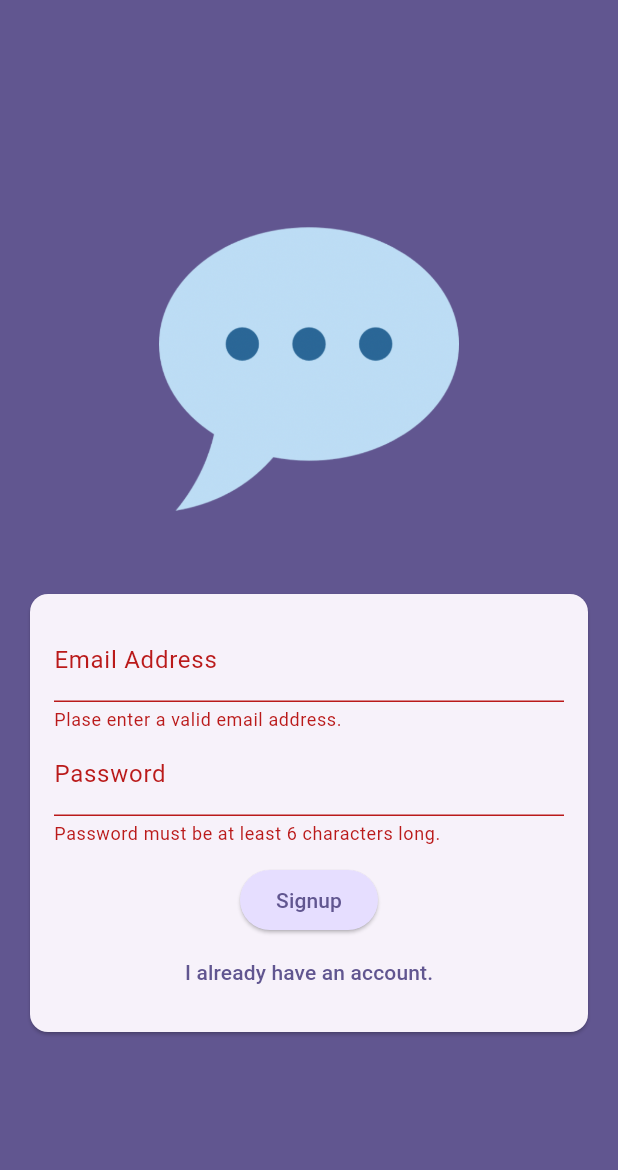
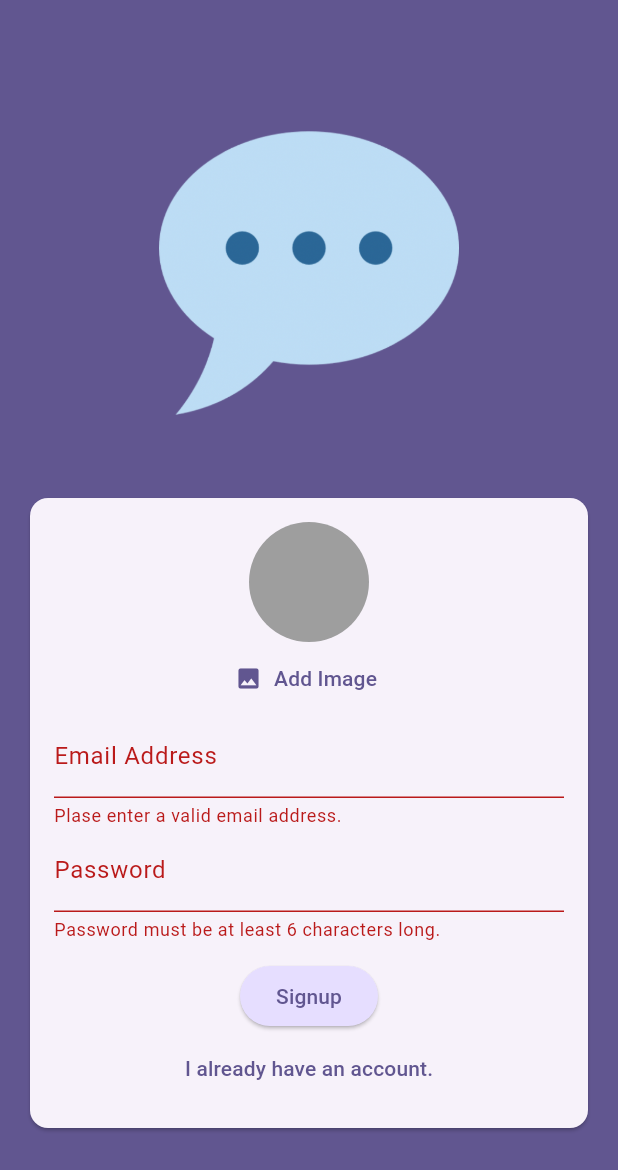
Before and after one commit to AnaLeonel/ChatApp, a Flutter app: the screen it shows after launch, after a tap on "Login", after a tap on "Create an account", on a phone screen of 412 x 824 dp. Shown: the top 1170 px of the screen. Run offline on Flutter 3.47's test engine with Material 3 defaults, Android fonts, the phone set to English and light mode, and no system bars; our stand-ins replace firebase_auth, firebase_core, firebase_storage, image_picker; accounts and stored records are empty.

Commit message:
UploadingImageFromUser

```diff
--- a/lib/screens/auth.dart
+++ b/lib/screens/auth.dart
@@ -1,3 +1,6 @@
+import 'dart:io';
+import 'package:chat_app/widgets/user_image_picker.dart';
+import 'package:firebase_storage/firebase_storage.dart';
 import 'package:flutter/material.dart';
 import 'package:firebase_auth/firebase_auth.dart';
 
@@ -18,11 +21,12 @@ class _AuthScreenState extends State<AuthScreen> {
   var _isLogin = true;
   var _enteredEmail = '';
   var _enteredPassword = '';
+  File? _selectedImage;
 
   void _submit() async {
     final isValid = _form.currentState!.validate();
 
-    if (!isValid) {
+    if (!isValid || !_isLogin && _selectedImage == null) {
       return;
     }
 
@@ -35,6 +39,15 @@ class _AuthScreenState extends State<AuthScreen> {
       } else {
         final userCredentials = await _firebase.createUserWithEmailAndPassword(
             email: _enteredEmail, password: _enteredPassword);
+
+        final storageRef = FirebaseStorage.instance
+            .ref()
+            .child('user_images')
+            .child('${userCredentials.user!.uid}.jpg');
+
+        await storageRef.putFile(_selectedImage!);
+        final imageUrl = await storageRef.getDownloadURL();
+        print(imageUrl);
       }
     } on FirebaseAuthException catch (error) {
       if (error.code == 'email-already-in-use') {
@@ -78,6 +91,12 @@ class _AuthScreenState extends State<AuthScreen> {
                       child: Column(
                         mainAxisSize: MainAxisSize.min,
                         children: [
+                          if (!_isLogin)
+                            UserImagePicker(
+                              onPickImage: (pickedImage) {
+                                _selectedImage = pickedImage;
+                              },
+                            ),
                           TextFormField(
                             decoration: const InputDecoration(
                                 labelText: 'Email Address'),
--- /dev/null
+++ b/lib/widgets/user_image_picker.dart
@@ -0,0 +1,63 @@
+import 'dart:io';
+import 'package:flutter/material.dart';
+import 'package:image_picker/image_picker.dart';
+
+class UserImagePicker extends StatefulWidget {
+  const UserImagePicker({
+    super.key,
+    required this.onPickImage,
+  });
+
+  final void Function(File pickedImage) onPickImage;
+
+  @override
+  State<UserImagePicker> createState() {
+    return _UserImagePickerState();
+  }
+}
+
+class _UserImagePickerState extends State<UserImagePicker> {
+  File? _pickedImageFile;
+
+  void _pickImage() async {
+    final pickedImage = await ImagePicker().pickImage(
+      source: ImageSource.camera,
+      imageQuality: 50,
+      maxWidth: 150,
+    );
+
+    if (pickedImage == null) {
+      return;
+    }
+
+    setState(() {
+      _pickedImageFile = File(pickedImage.path);
+    });
+
+    widget.onPickImage(_pickedImageFile!);
+  }
+
+  @override
+  Widget build(BuildContext context) {
+    return Column(
+      children: [
+        CircleAvatar(
+          radius: 40,
+          backgroundColor: Colors.grey,
+          foregroundImage:
+              _pickedImageFile != null ? FileImage(_pickedImageFile!) : null,
+        ),
+        TextButton.icon(
+          onPressed: _pickImage,
+          icon: const Icon(Icons.image),
+          label: Text(
+            'Add Image',
+            style: TextStyle(
+              color: Theme.of(context).colorScheme.primary,
+            ),
+          ),
+        ),
+      ],
+    );
+  }
+}
--- a/pubspec.yaml
+++ b/pubspec.yaml
@@ -37,6 +37,8 @@ dependencies:
   cupertino_icons: ^1.0.8
   firebase_core: ^3.6.0
   firebase_auth: ^5.3.1
+  firebase_storage: ^12.3.3
+  image_picker: ^1.1.2
 
 dev_dependencies:
   flutter_test:
```
Also changed, not shown: pubspec.lock, 5 other files.
